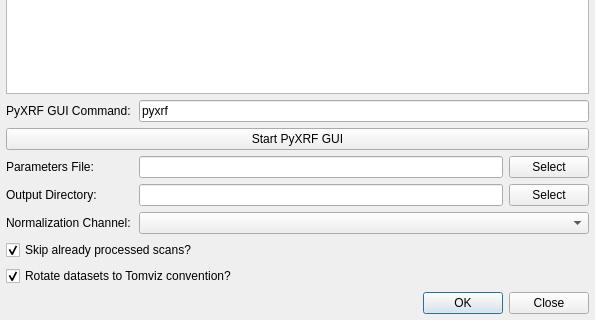
First picture: the form in tomviz/PyXRFProcessDialog.ui, repository OpenChemistry/tomviz, before the edit; both pictures show x 0 to 595 and y 174 to 494 of the 595 by 494 pixel window.
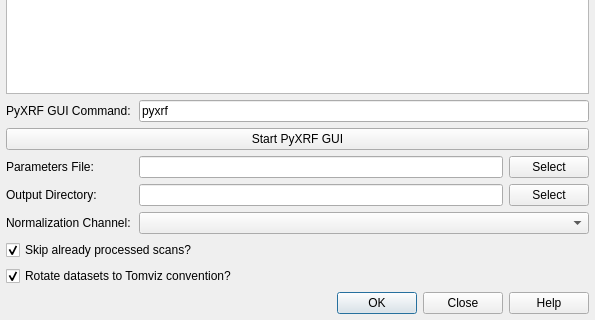
Second picture: the form after the edit.

Diff of the .ui file:
```diff
--- a/tomviz/PyXRFProcessDialog.ui
+++ b/tomviz/PyXRFProcessDialog.ui
@@ -52,7 +52,7 @@
       <enum>Qt::Horizontal</enum>
      </property>
      <property name="standardButtons">
-      <set>QDialogButtonBox::Close|QDialogButtonBox::Ok</set>
+      <set>QDialogButtonBox::Close|QDialogButtonBox::Help|QDialogButtonBox::Ok</set>
      </property>
     </widget>
    </item>
```
